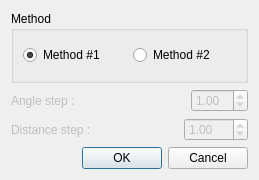
Qt form app/Operations/HoughDialog.ui (eiimage/eiimage) before a commit.
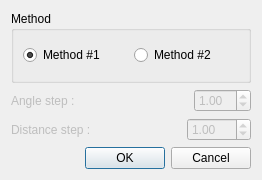
The same form after that commit.

Commit message: Hough dialog code cleaning + delete useless old classes

The edit to the form file:
```diff
--- a/app/Operations/HoughDialog.ui
+++ b/app/Operations/HoughDialog.ui
@@ -6,7 +6,7 @@
    <rect>
     <x>0</x>
     <y>0</y>
-    <width>259</width>
+    <width>262</width>
     <height>180</height>
    </rect>
   </property>
@@ -120,6 +120,9 @@
        <verstretch>0</verstretch>
       </sizepolicy>
      </property>
+     <property name="layoutDirection">
+      <enum>Qt::LeftToRight</enum>
+     </property>
      <property name="orientation">
       <enum>Qt::Horizontal</enum>
      </property>
```
Left out of the diff: 14 changed lines with no effect on the pictures. The commit also changes 3 other files.
